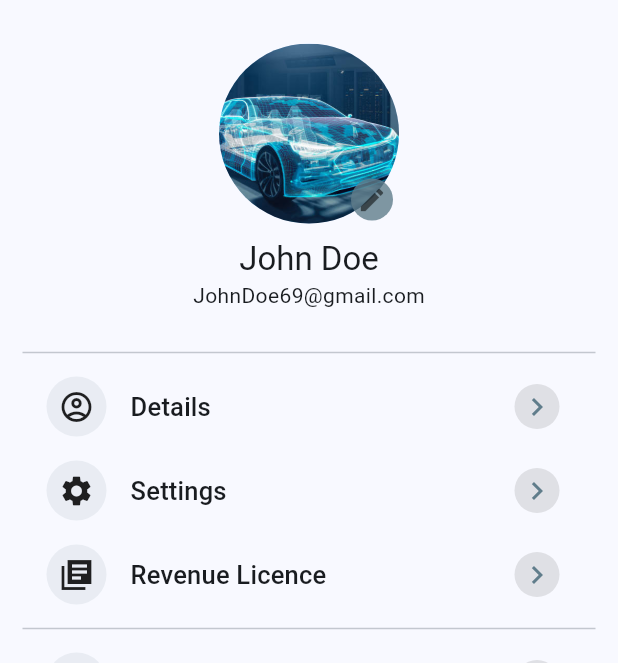
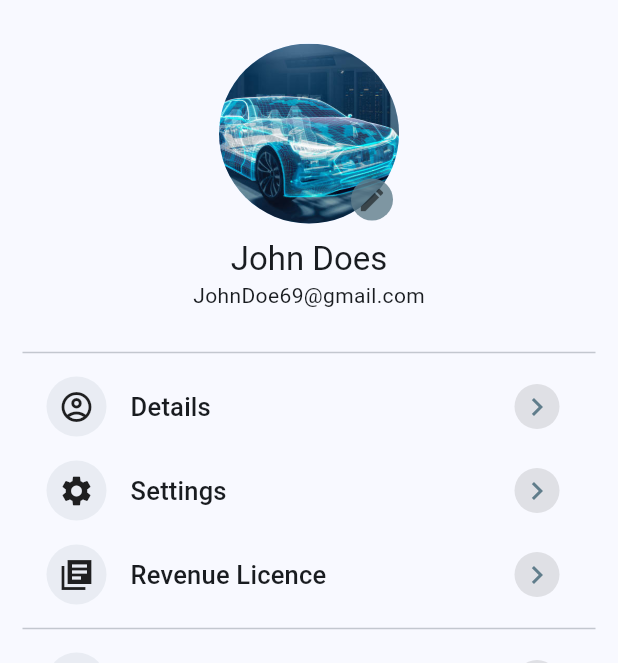
Before and after one commit to PramodMannapperuma/Final_project, a Flutter app: the Profile screen opened directly, on a phone screen of 412 x 824 dp, the part 63-726 px from its top. Run offline on Flutter 3.47's test engine with Material 3 defaults, Android fonts, the phone set to English and light mode, and no system bars; our stand-ins replace carousel_slider, cloud_firestore, file_picker, firebase_auth, firebase_core, image_picker; accounts and stored records are empty.

Commit message:
midified some

```diff
--- a/mobile/lib/screens/profile.dart
+++ b/mobile/lib/screens/profile.dart
@@ -66,7 +66,7 @@ class _ProfileState extends State<Profile> {
             ),
             const SizedBox(height: 10),
             Text(
-              "John Doe",
+              "John Does",
               style: Theme.of(context).textTheme.titleLarge,
             ),
             Text(
```
